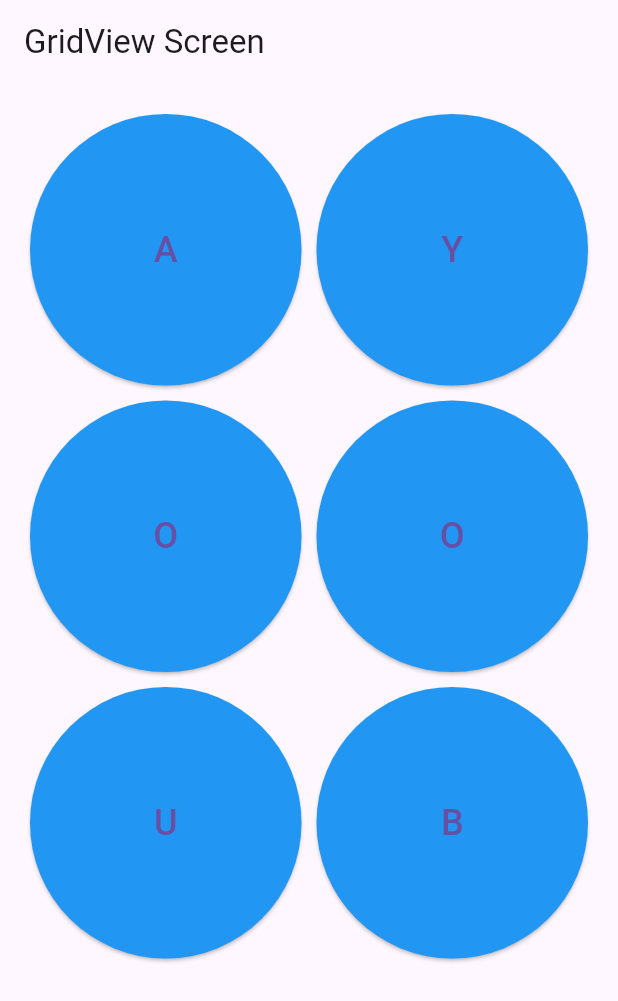
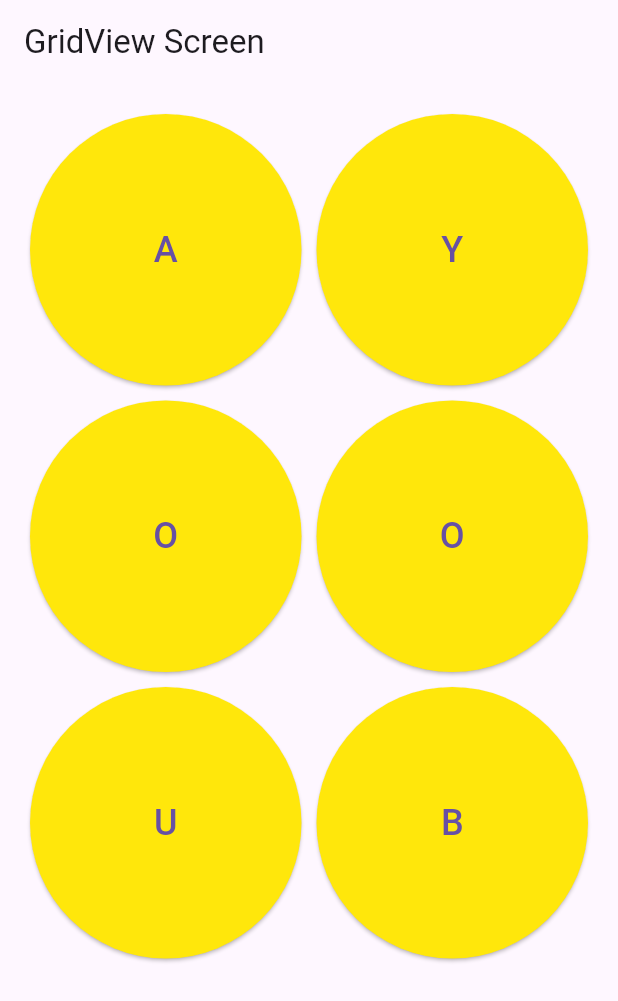
Before and after one commit to Ayooubraj/mobile-class-test-, a Flutter app: the screen it shows after launch, on a phone screen of 412 x 824 dp. Shown: the top 1001 px of the screen. Run offline on Flutter 3.47's test engine with Material 3 defaults, Android fonts, the phone set to English and light mode, and no system bars.

Commit message:
second changes

```diff
--- a/lib/widgets/my_circular_button.dart
+++ b/lib/widgets/my_circular_button.dart
@@ -9,7 +9,7 @@ class MyCircularButton extends StatefulWidget {
 }
 
 class _MyCircularButtonState extends State<MyCircularButton> {
-  Color _buttonColor = Colors.blue;
+  Color _buttonColor = Color.fromARGB(255, 255, 231, 11);
   bool _isVisible = true;
 
   @override
```
